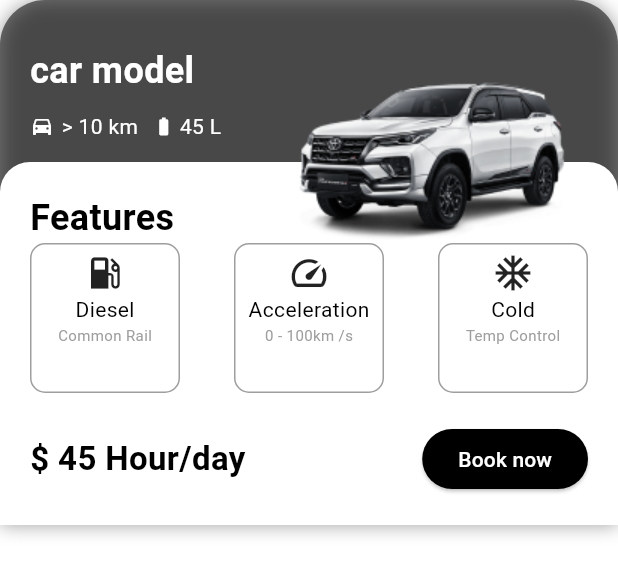
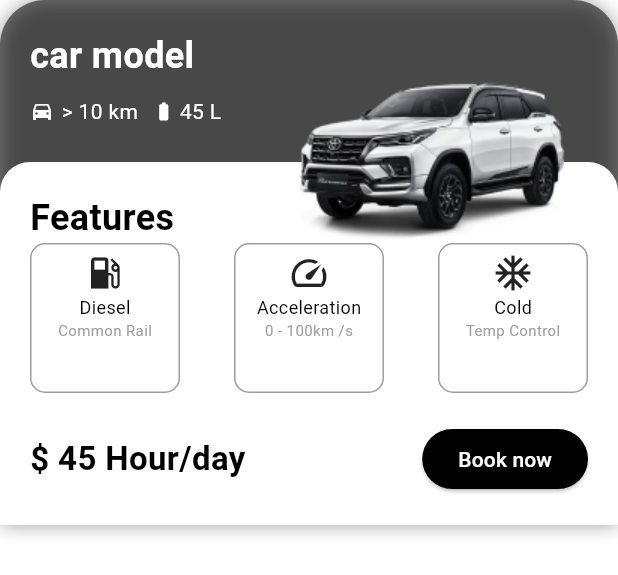
Before and after one commit to ali72-20/rent_car, a Flutter app: the CarMapCard widget shown alone on an empty page, opened directly, on a phone screen of 412 x 824 dp. Shown: the top 575 px of the screen. Run offline on Flutter 3.47's test engine with Material 3 defaults, Android fonts, the phone set to English and light mode, and no system bars; our stand-ins replace firebase_core, flutter_bloc, flutter_map, get_it, go_router, injectable and 1 more; accounts and stored records are empty; generated files the repository leaves out were written again.

```diff
--- a/lib/core/utilities/styles.dart
+++ b/lib/core/utilities/styles.dart
@@ -37,5 +37,8 @@ abstract class Styles{
     fontSize: 10,
     color: AppColors.gray
   );
-
+  static const style12 = TextStyle(
+      fontSize: 12,
+      color: AppColors.black
+  );
 }
--- a/lib/presentation/widgets/car_map_card.dart
+++ b/lib/presentation/widgets/car_map_card.dart
@@ -34,7 +34,7 @@ class CarMapCard extends StatelessWidget {
               crossAxisAlignment: CrossAxisAlignment.start,
               children: [
                 SizedBox(
-                  height: 20,
+                  height: 10,
                 ),
                 Text(
                   "car model",
--- a/lib/presentation/widgets/feature_icons.dart
+++ b/lib/presentation/widgets/feature_icons.dart
@@ -24,7 +24,7 @@ Widget featureIcon(IconData icon, String title, String subTitle){
   return Container(
     width: 100,
     height: 100,
-    padding: EdgeInsets.all(5),
+    padding: const EdgeInsets.all(5),
     decoration: BoxDecoration(
       borderRadius: BorderRadius.circular(10),
       border: Border.all(color: AppColors.gray, width: 1)
@@ -32,7 +32,7 @@ Widget featureIcon(IconData icon, String title, String subTitle){
     child: Column(
       children: [
         Icon(icon, size: 28,),
-        Text(title),
+        Text(title, style:Styles.style12,),
         Text(subTitle, style: Styles.style10,)
       ],
     ),
```
